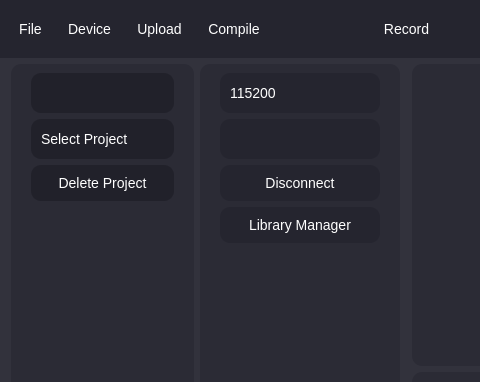
Before: the Qt Designer form Ui/GraphingUi.ui in OrionAerospaceYT/SideKick, drawn with Qt 5; both pictures show x 0 to 480 and y 0 to 382 of the 1026 by 638 pixel window.
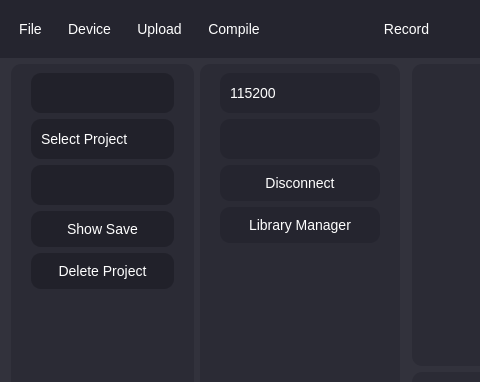
After: the same form once the commit is applied. Icons and pictures are not drawn.

The edit to the form file:
```diff
--- a/Ui/GraphingUi.ui
+++ b/Ui/GraphingUi.ui
@@ -655,6 +655,16 @@
            </item>
           </widget>
          </item>
+         <item>
+          <widget class="QComboBox" name="saves"/>
+         </item>
+         <item>
+          <widget class="QPushButton" name="show_save">
+           <property name="text">
+            <string>Show Save</string>
+           </property>
+          </widget>
+         </item>
          <item>
           <widget class="QPushButton" name="delete_project">
            <property name="text">
```
